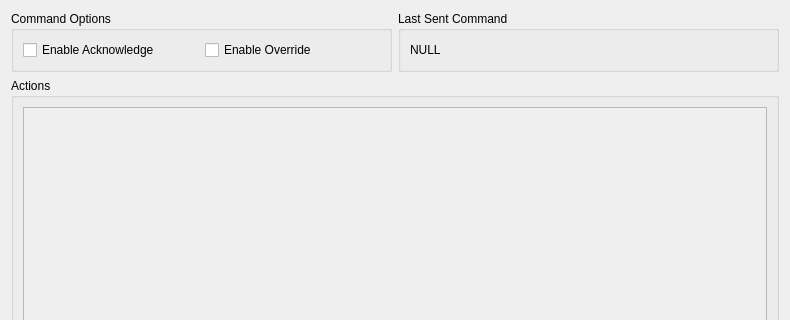
Qt form mars_ws/src/science/science/debug_gui/skeleton.ui (BYUMarsRover/Autonomy-ROS2) before a commit; both pictures show x 0 to 790 and y 0 to 320 of the 790 by 827 pixel window.
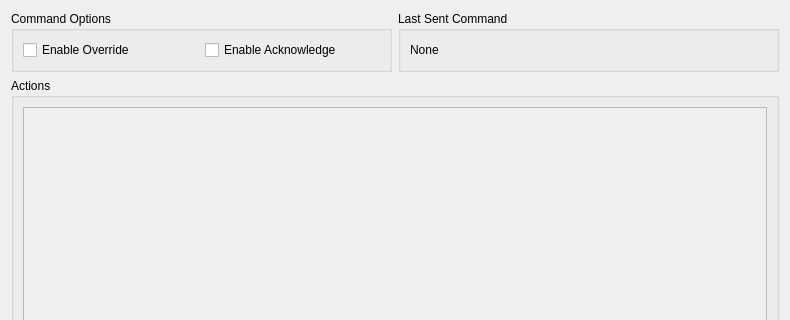
The same form after that commit.

```diff
--- a/mars_ws/src/science/science/debug_gui/skeleton.ui
+++ b/mars_ws/src/science/science/debug_gui/skeleton.ui
@@ -22,13 +22,6 @@
         <string>Command Options</string>
        </property>
        <layout class="QHBoxLayout" name="horizontalLayout_3">
-        <item>
-         <widget class="QCheckBox" name="ackBit">
-          <property name="text">
-           <string>Enable Acknowledge</string>
-          </property>
-         </widget>
-        </item>
         <item>
          <widget class="QCheckBox" name="ovrBit">
           <property name="text">
@@ -36,6 +29,13 @@
           </property>
          </widget>
         </item>
+        <item>
+         <widget class="QCheckBox" name="ackBit">
+          <property name="text">
+           <string>Enable Acknowledge</string>
+          </property>
+         </widget>
+        </item>
        </layout>
       </widget>
      </item>
@@ -48,7 +48,7 @@
         <item>
          <widget class="QLabel" name="lastSentLabel">
           <property name="text">
-           <string>NULL</string>
+           <string>None</string>
           </property>
           <property name="wordWrap">
            <bool>true</bool>
```
Left out of the diff: 6 changed lines with no effect on the pictures.
